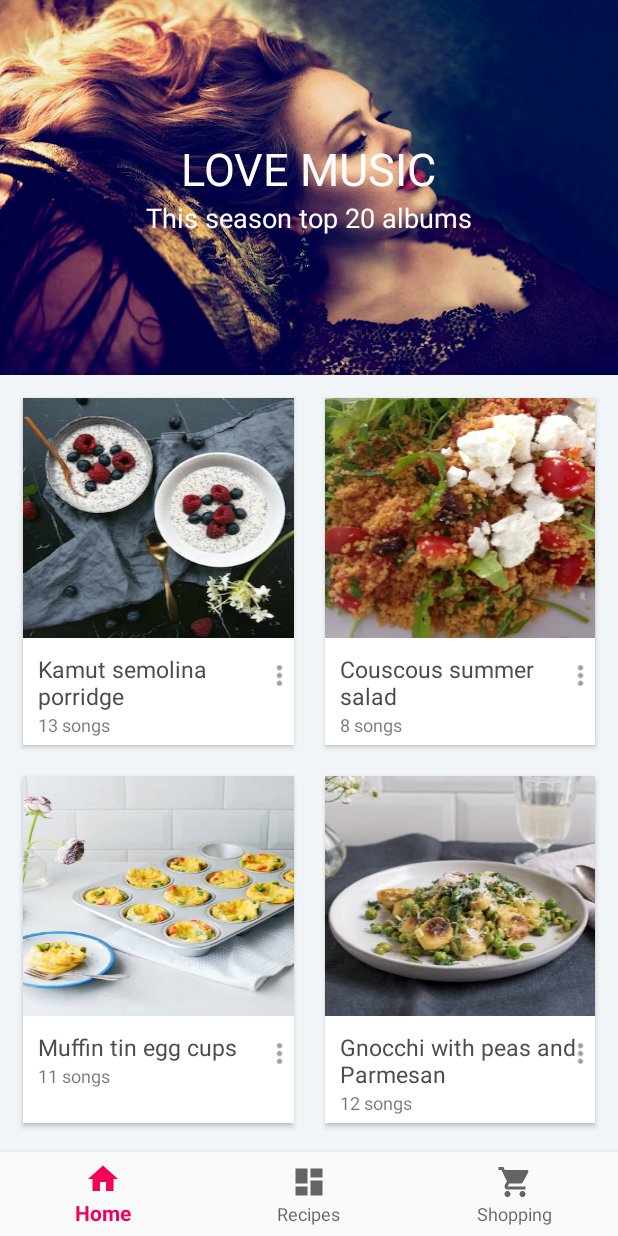
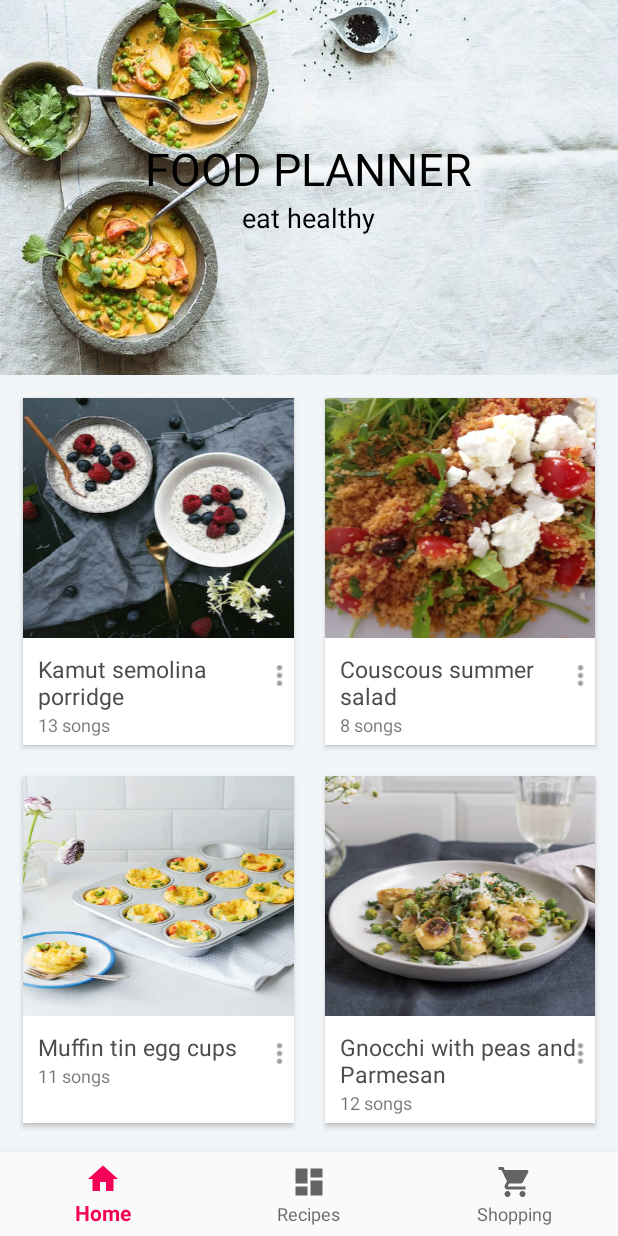
Before and after one commit to MM3y3r/PT-Wendys, an Android app: the screen it shows after launch (MainActivity), on a phone screen of 412 x 824 dp. Run offline under Robolectric (Android 15) with nearby library versions, the phone set to English and light mode, and no system bars; pictures from the network do not load.

Commit message:
Food Planner nicht love music

```diff
--- a/mobile/src/main/java/com/testing/pt_wendys/MainActivity.java
+++ b/mobile/src/main/java/com/testing/pt_wendys/MainActivity.java
@@ -79,7 +79,7 @@ public class MainActivity extends AppCompatActivity {
         prepareAlbums();
 
         try {
-            Glide.with(this).load(R.drawable.cover).into((ImageView) findViewById(R.id.backdrop));
+            Glide.with(this).load(R.drawable.foodcover).into((ImageView) findViewById(R.id.backdrop));
         } catch (Exception e) {
             e.printStackTrace();
         }
--- a/mobile/src/main/java/com/testing/pt_wendys/ShoppingList.java
+++ b/mobile/src/main/java/com/testing/pt_wendys/ShoppingList.java
@@ -78,7 +78,7 @@ public class ShoppingList extends AppCompatActivity {
     }
     private Recipe createRecipe(){
         int[] foodpic = new int[]{
-                R.drawable.album1};
+                R.drawable.recipe1};
 
         Ingredient i1 = new Ingredient (104, "kg", "Avocado");
 
--- a/mobile/src/main/res/layout/activity_main.xml
+++ b/mobile/src/main/res/layout/activity_main.xml
@@ -45,18 +45,18 @@
                     android:orientation="vertical">
 
                     <TextView
-                        android:id="@+id/love_music"
+                        android:id="@+id/food_planner"
                         android:layout_width="wrap_content"
                         android:layout_height="wrap_content"
-                        android:text="@string/backdrop_title"
-                        android:textColor="@android:color/white"
+                        android:text="FOOD PLANNER"
+                        android:textColor="@android:color/black"
                         android:textSize="@dimen/backdrop_title" />
 
                     <TextView
                         android:layout_width="wrap_content"
                         android:layout_height="wrap_content"
-                        android:text="@string/backdrop_subtitle"
-                        android:textColor="@android:color/white"
+                        android:text="eat healthy"
+                        android:textColor="@android:color/black"
                         android:textSize="@dimen/backdrop_subtitle" />
 
                 </LinearLayout>
```
Also changed, not shown: mobile/src/main/res/drawable/foodcover.jpg (added).
